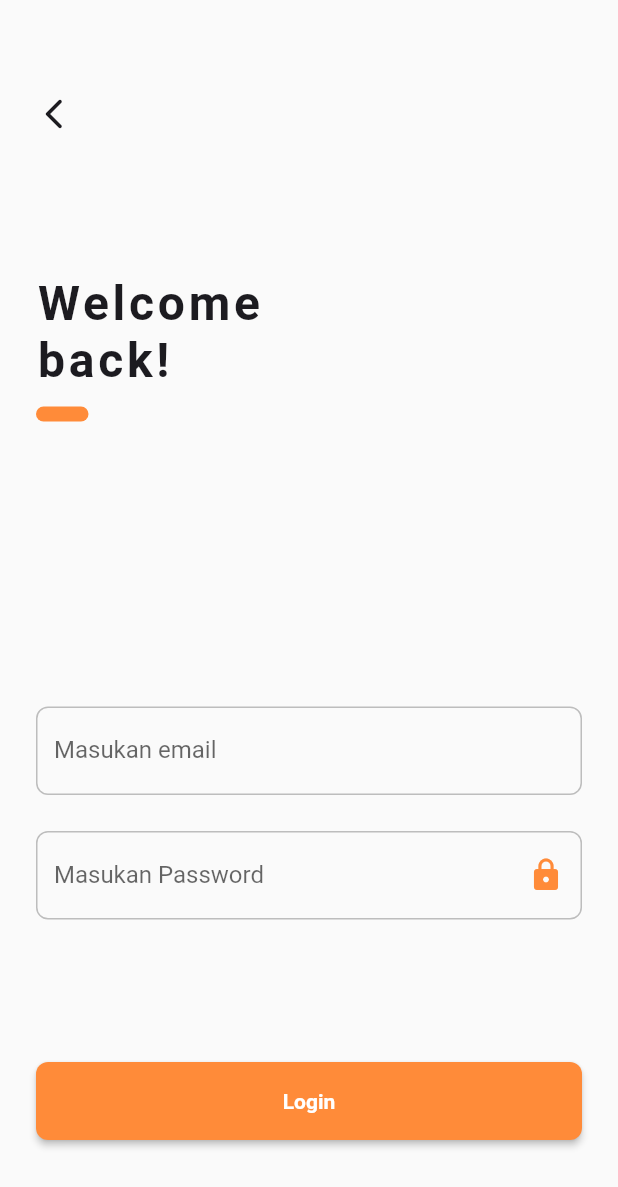
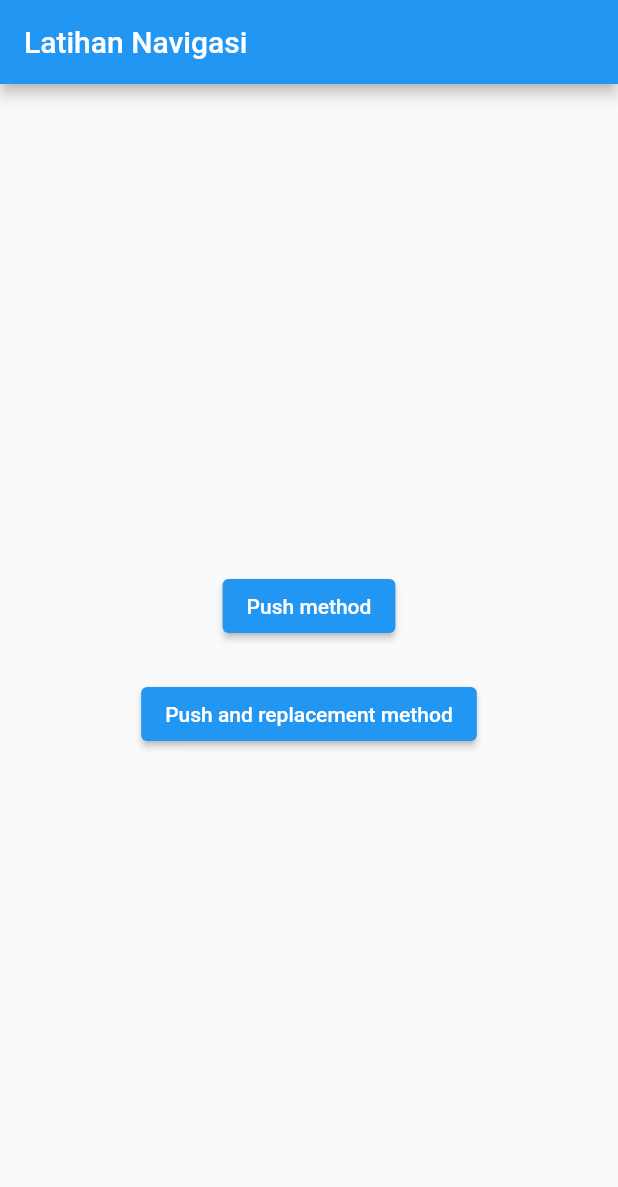
Before and after one commit to dikynugraha1111/bootcamp_uty, a Flutter app: the screen it shows after launch, on a phone screen of 412 x 824 dp. Shown: the top 1187 px of the screen. Run offline on Flutter 3.47's test engine with Material 2 defaults, Android fonts, the light colour scheme and no system bars.

Commit message:
💄 Add latihan 3

```diff
--- /dev/null
+++ b/lib/latihan_3/latihan_3_navigation.dart
@@ -0,0 +1,39 @@
+import 'package:bootcamp_uty/latihan_3/pop_page.dart';
+import 'package:flutter/material.dart';
+
+class Latihan3Navigation extends StatelessWidget {
+  const Latihan3Navigation({super.key});
+
+  @override
+  Widget build(BuildContext context) {
+    return Scaffold(
+      appBar: AppBar(title: const Text("Latihan Navigasi")),
+      body: Center(
+        child: Column(
+          mainAxisAlignment: MainAxisAlignment.center,
+          children: [
+            ElevatedButton(
+              onPressed: () {
+                Navigator.of(context)
+                    .push(MaterialPageRoute(builder: (context) {
+                  return const PopPage();
+                }));
+              },
+              child: const Text("Push method"),
+            ),
+            const SizedBox(height: 24.0),
+            ElevatedButton(
+              onPressed: () {
+                Navigator.of(context)
+                    .pushReplacement(MaterialPageRoute(builder: (context) {
+                  return const PopPage();
+                }));
+              },
+              child: const Text("Push and replacement method"),
+            )
+          ],
+        ),
+      ),
+    );
+  }
+}
--- a/lib/main.dart
+++ b/lib/main.dart
@@ -5,6 +5,10 @@ import 'package:bootcamp_uty/latihan_2/latihan_2_container.dart';
 import 'package:bootcamp_uty/latihan_2/latihan_2_task.dart';
 import 'package:bootcamp_uty/latihan_2/latihan_2_text.dart';
 import 'package:bootcamp_uty/latihan_2/latihan_2_textfield.dart';
+import 'package:bootcamp_uty/latihan_3/latihan_3_listview.dart';
+import 'package:bootcamp_uty/latihan_3/latihan_3_navigation.dart';
+import 'package:bootcamp_uty/latihan_3/latihan_3_row.dart';
+import 'package:bootcamp_uty/latihan_3/latihan_3_stack.dart';
 import 'package:flutter/material.dart';
 
 void main() {
@@ -22,7 +26,7 @@ class MyApp extends StatelessWidget {
       debugShowCheckedModeBanner: false,
       themeMode: ThemeMode.system,
       // Definisikan page yang akan ditampilkan pertama saat aplikasi dijalankan
-      home: Latihan2Task(),
+      home: Latihan3Navigation(),
     );
   }
 }
```
Also changed, not shown: lib/latihan_3/latihan_3_listview.dart (added, +66 -0 lines), lib/latihan_3/latihan_3_row.dart (added, +25 -0 lines), lib/latihan_3/latihan_3_stack.dart (added, +45 -0 lines), lib/latihan_3/pop_page.dart (added, +22 -0 lines), 1 other file.
